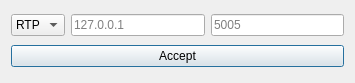
First picture: the form in code/ui/ui_FmvOpenStream.ui, repository All4Gis/QGISFMV, before the edit.
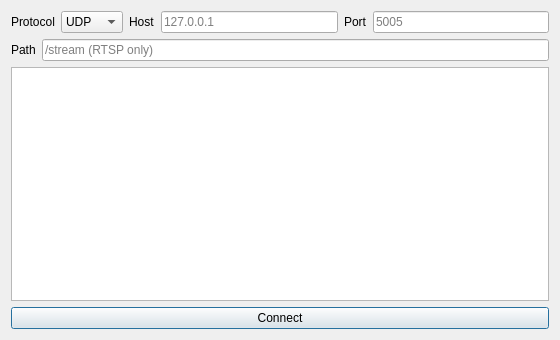
Second picture: the form after the edit. Icons and pictures are not drawn.

```diff
--- a/code/ui/ui_FmvOpenStream.ui
+++ b/code/ui/ui_FmvOpenStream.ui
@@ -6,16 +6,10 @@
    <rect>
     <x>0</x>
     <y>0</y>
-    <width>355</width>
-    <height>83</height>
+    <width>560</width>
+    <height>340</height>
    </rect>
   </property>
-  <property name="minimumSize">
-   <size>
-    <width>0</width>
-    <height>0</height>
-   </size>
-  </property>
   <property name="windowTitle">
    <string>Open Stream</string>
   </property>
@@ -29,36 +23,60 @@
   <layout class="QVBoxLayout" name="verticalLayout">
    <item>
     <layout class="QHBoxLayout" name="horizontalLayout_2">
+     <item>
+      <widget class="QLabel" name="lbl_protocol">
+       <property name="text">
+        <string>Protocol</string>
+       </property>
+      </widget>
+     </item>
      <item>
       <widget class="QComboBox" name="cmb_protocol">
-       <property name="cursor">
-        <cursorShape>IBeamCursor</cursorShape>
-       </property>
+       <item>
+        <property name="text">
+         <string>UDP</string>
+        </property>
+       </item>
+       <item>
+        <property name="text">
+         <string>TCP</string>
+        </property>
+       </item>
        <item>
         <property name="text">
          <string>RTP</string>
         </property>
        </item>
+       <item>
+        <property name="text">
+         <string>RTSP</string>
+        </property>
+       </item>
+      </widget>
+     </item>
+     <item>
+      <widget class="QLabel" name="lbl_host">
+       <property name="text">
+        <string>Host</string>
+       </property>
       </widget>
      </item>
      <item>
       <widget class="QLineEdit" name="ln_host">
-       <property name="text">
-        <string/>
-       </property>
        <property name="placeholderText">
         <string>127.0.0.1</string>
        </property>
       </widget>
      </item>
+     <item>
+      <widget class="QLabel" name="lbl_port">
+       <property name="text">
+        <string>Port</string>
+       </property>
+      </widget>
+     </item>
      <item>
       <widget class="QLineEdit" name="ln_port">
-       <property name="inputMethodHints">
-        <set>Qt::ImhNone</set>
-       </property>
-       <property name="text">
-        <string/>
-       </property>
        <property name="placeholderText">
         <string>5005</string>
        </property>
@@ -66,6 +84,34 @@
      </item>
     </layout>
    </item>
+   <item>
+    <layout class="QHBoxLayout" name="horizontalLayout_path">
+     <item>
+      <widget class="QLabel" name="lbl_path">
+       <property name="text">
+        <string>Path</string>
+       </property>
+      </widget>
+     </item>
+     <item>
+      <widget class="QLineEdit" name="ln_path">
+       <property name="placeholderText">
+        <string>/stream (RTSP only)</string>
+       </property>
+      </widget>
+     </item>
+    </layout>
+   </item>
+   <item>
+    <widget class="QTextEdit" name="lbl_hint">
+     <property name="readOnly">
+      <bool>true</bool>
+     </property>
+     <property name="lineWrapMode">
+      <enum>QTextEdit::WidgetWidth</enum>
+     </property>
+    </widget>
+   </item>
    <item>
     <layout class="QHBoxLayout" name="horizontalLayout_3">
      <item>
@@ -74,7 +120,7 @@
         <cursorShape>PointingHandCursor</cursorShape>
        </property>
        <property name="text">
-        <string>Accept</string>
+        <string>Connect</string>
        </property>
       </widget>
      </item>
```
Left out of the diff: 23 changed lines with no effect on the pictures.
